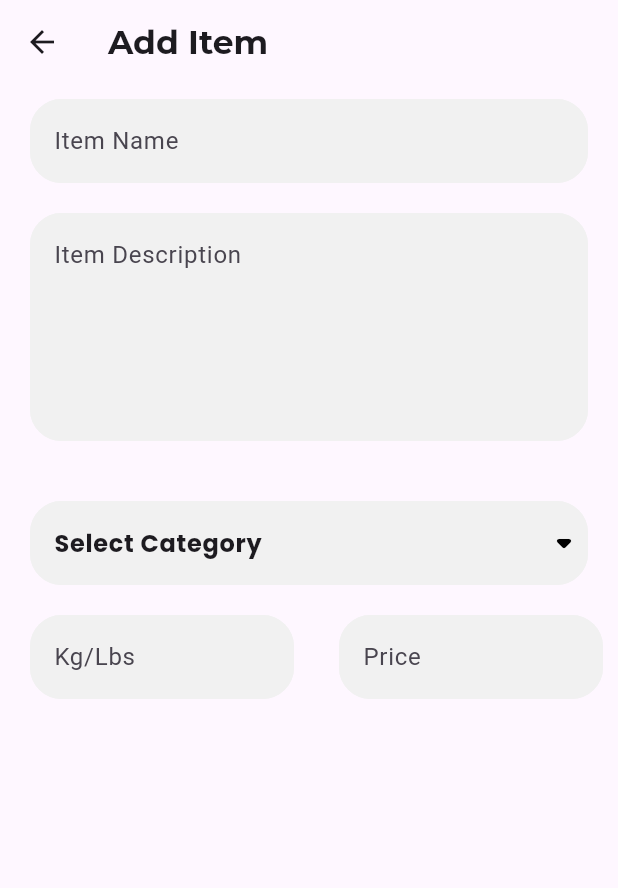
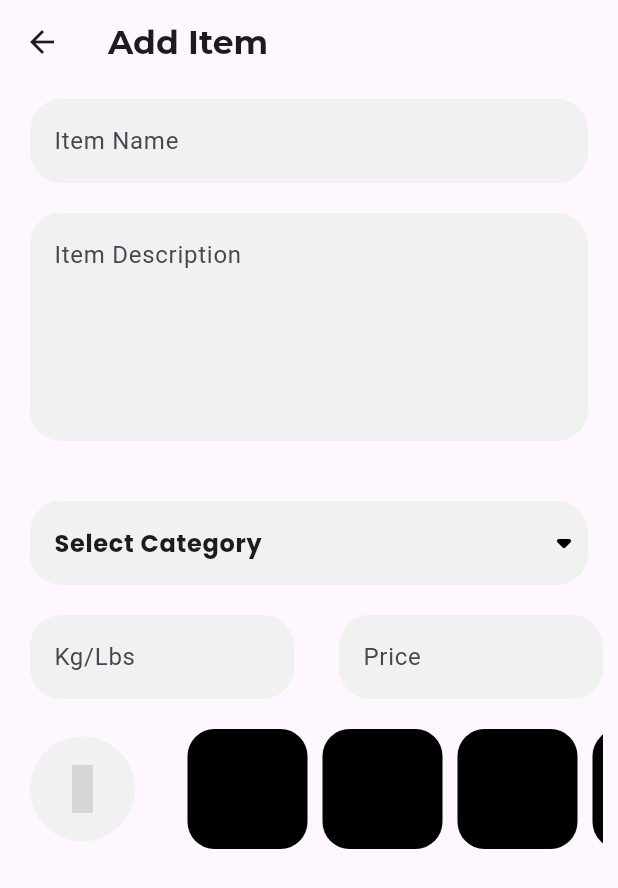
Before and after one commit to H4R1-4926/shopping_app_admin, a Flutter app: the ItemAddPage screen opened directly, on a phone screen of 412 x 824 dp. Shown: the top 888 px of the screen. Run offline on Flutter 3.47's test engine with Material 3 defaults, Android fonts, the phone set to English and light mode, and no system bars; our stand-ins replace bloc, carousel_slider, flutter_bloc, flutter_colorpicker, freezed_annotation, google_fonts and 5 more; grey boxes are pictures that could not be loaded.

Commit message:
Created image adding section

```diff
--- a/lib/Presentation/Screens/Home/Items_Category/add_item.dart
+++ b/lib/Presentation/Screens/Home/Items_Category/add_item.dart
@@ -280,6 +280,88 @@ class ItemAddPage extends StatelessWidget {
                   ),
                 ]),
               ),
+              Row(mainAxisAlignment: MainAxisAlignment.start, children: [
+                Padding(
+                    padding: const EdgeInsets.only(
+                        left: 20, right: 10, top: 10, bottom: 10),
+                    child: CircleAvatar(
+                      radius: 35,
+                      backgroundColor: klightGrey,
+                      child: IconButton(
+                          onPressed: () {
+                            // showDialog(
+                            //     context: context,
+                            //     builder: (context) {
+                            //       Color? color;
+                            //       return Column(
+                            //         children: [
+                            //           AlertDialog(
+                            //             title: const Text('Pick color'),
+                            //             content: ColorPicker(
+                            //               pickerColor: const Color.fromARGB(
+                            //                   255, 78, 114, 0),
+                            //               onColorChanged: (value) {
+                            //                 color = value;
+                            //               },
+                            //             ),
+                            //             actions: [
+                            //               TextButton(
+                            //                   onPressed: () {
+                            //                     context
+                            //                         .read<ColorBloc>()
+                            //                         .add(Add(color!));
+
+                            //                     Navigator.pop(context);
+                            //                   },
+                            //                   child: const Text('Select'))
+                            //             ],
+                            //           ),
+                            //         ],
+                            //       );
+                            //     });
+                          },
+                          icon: const Icon(
+                            Iconsax.camera,
+                            size: 32,
+                          )),
+                    )),
+                Flexible(
+                  child: Padding(
+                    padding: const EdgeInsets.only(
+                        left: 20, right: 10, top: 10, bottom: 10),
+                    child: LimitedBox(
+                        maxHeight: 80,
+                        child: BlocBuilder<ColorBloc, ColorState>(
+                          builder: (context, state) {
+                            // if (state.colors.isEmpty) {
+                            //   return const Center(
+                            //       child: Text('<-   Choose Color',
+                            //           style: TextStyle(fontSize: 20)));
+                            // }
+                            return ListView.builder(
+                              scrollDirection: Axis.horizontal,
+                              shrinkWrap: true,
+                              itemCount: 10,
+                              itemBuilder: (context, index) {
+                                return Padding(
+                                  padding:
+                                      const EdgeInsets.symmetric(horizontal: 5),
+                                  child: Container(
+                                    height: 50,
+                                    width: 80,
+                                    decoration: BoxDecoration(
+                                        color: kblack,
+                                        borderRadius:
+                                            BorderRadius.circular(18)),
+                                  ),
+                                );
+                              },
+                            );
+                          },
+                        )),
+                  ),
+                ),
+              ]),
             ],
           ),
         );
```
